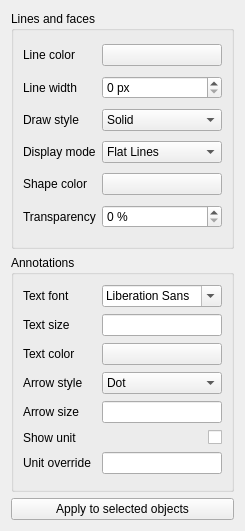
Qt form src/Mod/Draft/Resources/ui/TaskPanel_SetStyle.ui (southseact-3d/fcd) before a commit.
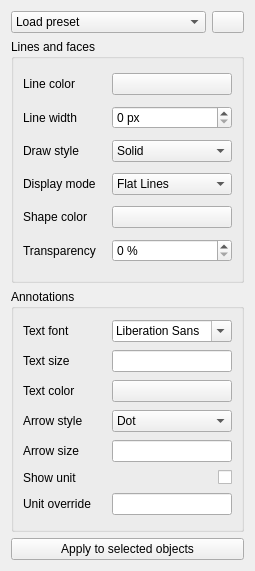
The same form after that commit. Icons and pictures are not drawn. Custom widgets are drawn as their Qt base class.

Commit message: Draft: Added load/save functionality to SetStyle dialog

Patch:
```diff
--- a/src/Mod/Draft/Resources/ui/TaskPanel_SetStyle.ui
+++ b/src/Mod/Draft/Resources/ui/TaskPanel_SetStyle.ui
@@ -6,14 +6,51 @@
    <rect>
     <x>0</x>
     <y>0</y>
-    <width>245</width>
-    <height>531</height>
+    <width>255</width>
+    <height>571</height>
    </rect>
   </property>
   <property name="windowTitle">
    <string>Style settings</string>
   </property>
   <layout class="QVBoxLayout" name="verticalLayout">
+   <item>
+    <layout class="QHBoxLayout" name="horizontalLayout_2">
+     <item>
+      <widget class="QComboBox" name="comboPresets">
+       <property name="toolTip">
+        <string>Fills the values below with a stored style preset</string>
+       </property>
+       <item>
+        <property name="text">
+         <string>Load preset</string>
+        </property>
+       </item>
+      </widget>
+     </item>
+     <item>
+      <widget class="QPushButton" name="saveButton">
+       <property name="maximumSize">
+        <size>
+         <width>32</width>
+         <height>16777215</height>
+        </size>
+       </property>
+       <property name="toolTip">
+        <string>Save current style as a preset...</string>
+       </property>
+       <property name="text">
+        <string/>
+       </property>
+       <property name="icon">
+        <iconset theme="gtk-save">
+         <normaloff/>
+        </iconset>
+       </property>
+      </widget>
+     </item>
+    </layout>
+   </item>
    <item>
     <widget class="QGroupBox" name="groupBox">
      <property name="title">
```
Left out of the diff: 5 changed lines with no effect on the pictures. The commit also changes 1 other file.
